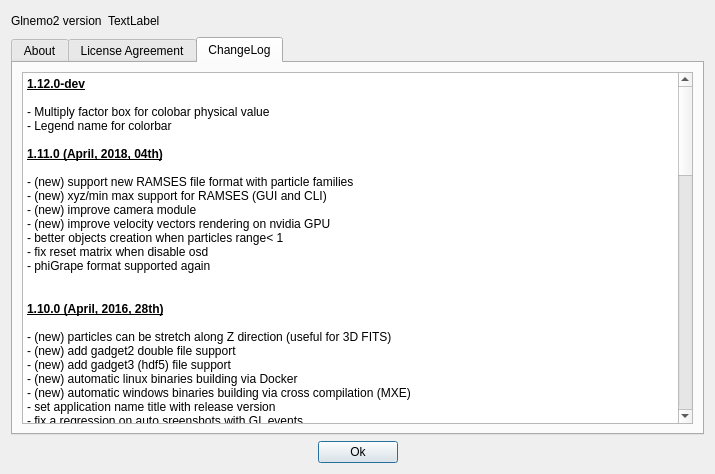
First picture: the form in src/formabout.ui, repository jcldc/glnemo2, before the edit.
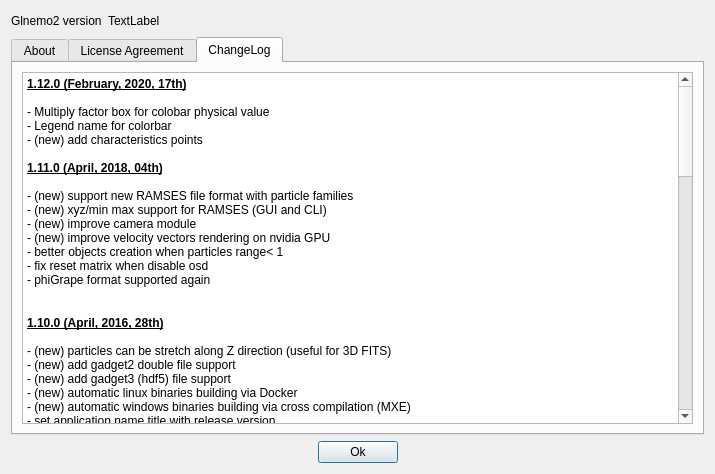
Second picture: the form after the edit. The open tabs and pages were chosen to show the change. Icons and pictures are not drawn.

Patch:
```diff
--- a/src/formabout.ui
+++ b/src/formabout.ui
@@ -1027,10 +1027,11 @@
 &lt;table border=&quot;0&quot; style=&quot;-qt-table-type: root; margin-top:4px; margin-bottom:4px; margin-left:4px; margin-right:4px;&quot;&gt;
 &lt;tr&gt;
 &lt;td style=&quot;border: none;&quot;&gt;
-&lt;p style=&quot; margin-top:0px; margin-bottom:0px; margin-left:0px; margin-right:0px; -qt-block-indent:0; text-indent:0px;&quot;&gt;&lt;span style=&quot; font-family:'Sans Serif'; font-size:9pt; font-weight:600; text-decoration: underline;&quot;&gt;1.12.0-dev&lt;/span&gt;&lt;/p&gt;
+&lt;p style=&quot; margin-top:0px; margin-bottom:0px; margin-left:0px; margin-right:0px; -qt-block-indent:0; text-indent:0px;&quot;&gt;&lt;span style=&quot; font-family:'Sans Serif'; font-size:9pt; font-weight:600; text-decoration: underline;&quot;&gt;1.12.0 (February, 2020, 17th)&lt;/span&gt;&lt;/p&gt;
 &lt;p style=&quot;-qt-paragraph-type:empty; margin-top:0px; margin-bottom:0px; margin-left:0px; margin-right:0px; -qt-block-indent:0; text-indent:0px; font-family:'Sans Serif'; font-size:9pt;&quot;&gt;&lt;br /&gt;&lt;/p&gt;
 &lt;p style=&quot; margin-top:0px; margin-bottom:0px; margin-left:0px; margin-right:0px; -qt-block-indent:0; text-indent:0px;&quot;&gt;&lt;span style=&quot; font-family:'Sans Serif'; font-size:9pt;&quot;&gt;- Multiply factor box for colobar physical value&lt;/span&gt;&lt;/p&gt;
 &lt;p style=&quot; margin-top:0px; margin-bottom:0px; margin-left:0px; margin-right:0px; -qt-block-indent:0; text-indent:0px;&quot;&gt;&lt;span style=&quot; font-family:'Sans Serif'; font-size:9pt;&quot;&gt;- Legend name for colorbar &lt;/span&gt;&lt;/p&gt;
+&lt;p style=&quot; margin-top:0px; margin-bottom:0px; margin-left:0px; margin-right:0px; -qt-block-indent:0; text-indent:0px;&quot;&gt;&lt;span style=&quot; font-family:'Sans Serif'; font-size:9pt;&quot;&gt;- (new) add characteristics points&lt;/span&gt;&lt;/p&gt;
 &lt;p style=&quot;-qt-paragraph-type:empty; margin-top:0px; margin-bottom:0px; margin-left:0px; margin-right:0px; -qt-block-indent:0; text-indent:0px; font-family:'Sans Serif'; font-size:9pt;&quot;&gt;&lt;br /&gt;&lt;/p&gt;
 &lt;p style=&quot; margin-top:0px; margin-bottom:0px; margin-left:0px; margin-right:0px; -qt-block-indent:0; text-indent:0px;&quot;&gt;&lt;span style=&quot; font-family:'Sans Serif'; font-size:9pt; font-weight:600; text-decoration: underline;&quot;&gt;1.11.0 (April, 2018, 04th)&lt;/span&gt;&lt;/p&gt;
 &lt;p style=&quot;-qt-paragraph-type:empty; margin-top:0px; margin-bottom:0px; margin-left:0px; margin-right:0px; -qt-block-indent:0; text-indent:0px; font-family:'Sans Serif'; font-size:9pt;&quot;&gt;&lt;br /&gt;&lt;/p&gt;
```
Left out of the diff: 2 changed lines with no effect on the pictures.
